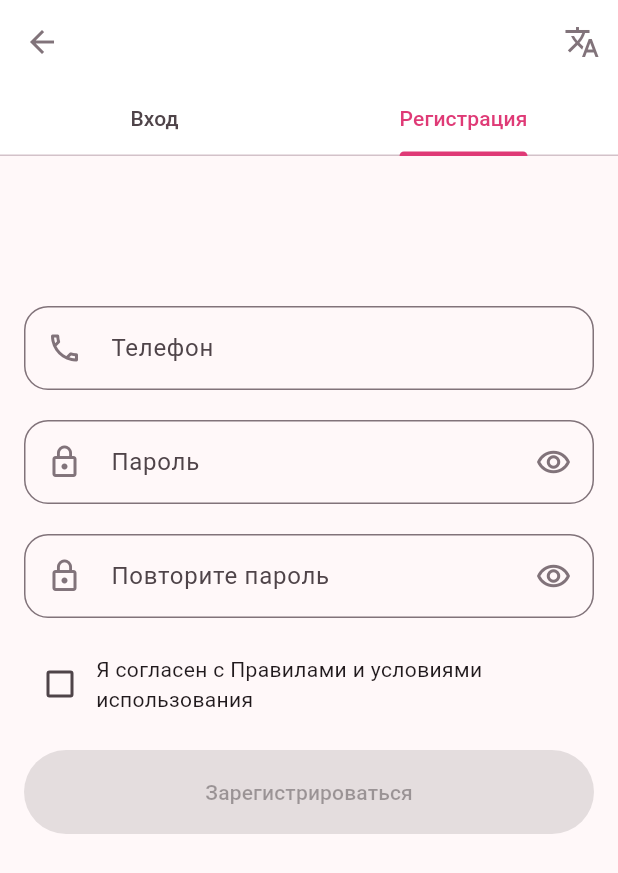
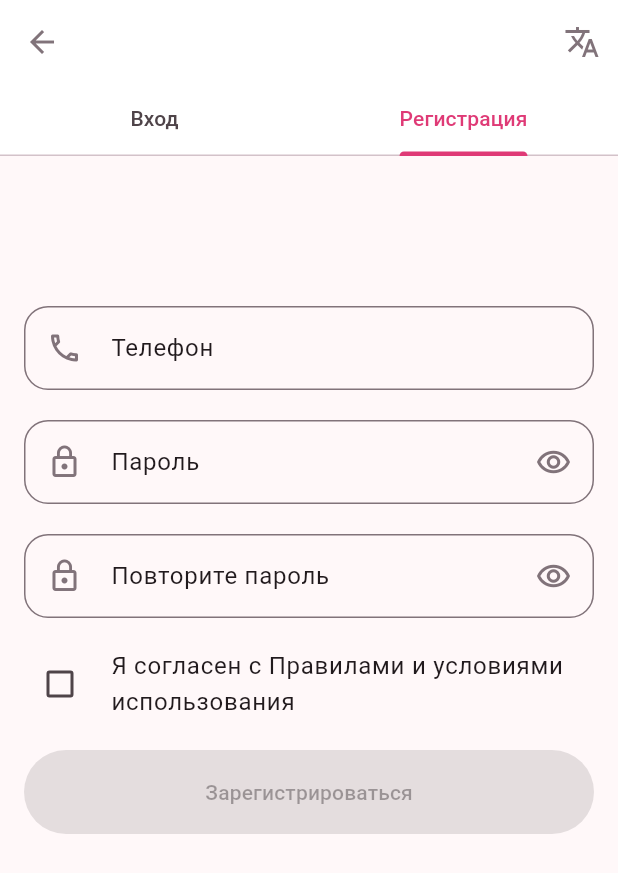
Before and after one commit to Ot4ainui4elowek/dot_marketplace, a Flutter app: the screen it shows after launch, tab 2 chosen, on a phone screen of 412 x 824 dp. Shown: the top 873 px of the screen. Run offline on Flutter 3.47's test engine with Material 3 defaults, Android fonts, the phone set to English and light mode, and no system bars; drawn by our look-alikes of reactive_forms; our stand-ins replace flutter_bloc, go_router, loading_animation_widget.

Commit message:
Добавил стили шрифтов и вёрстку bottomSheet

```diff
--- a/lib/core/domain/intl/i10n/intl_en.arb
+++ b/lib/core/domain/intl/i10n/intl_en.arb
@@ -1,6 +1,6 @@
 {
   "password": "Password",
-  "ready": "ready",
+  "ready": "Ready",
   "settings": "Settings",
   "appLanguage": "App language",
   "login": "Login",
--- a/lib/core/domain/intl/i10n/intl_ru.arb
+++ b/lib/core/domain/intl/i10n/intl_ru.arb
@@ -1,6 +1,6 @@
 {
   "password": "Пароль",
-  "ready": "готово",
+  "ready": "Готово",
   "settings": "Настройки",
   "appLanguage": "Язык приложения",
   "login": "Вход",
--- a/lib/core/presentation/UI/buttons/app_text_button.dart
+++ b/lib/core/presentation/UI/buttons/app_text_button.dart
@@ -14,7 +14,9 @@ class AppTextButton extends StatelessWidget {
       onPressed: onPressed,
       child: Padding(
         padding: verticalPadding10,
-        child: Text(_text),
+        child: Text(
+          _text,
+        ),
       ),
     );
   }
--- a/lib/core/presentation/UI/text_fields/password_textfield.dart
+++ b/lib/core/presentation/UI/text_fields/password_textfield.dart
@@ -31,6 +31,8 @@ class PasswordTextField extends StatelessWidget {
         formControlName: _formControlName,
         obscureText: _textIsInvisible.value,
         decoration: InputDecoration(
+          labelText: labelText,
+          labelStyle: Theme.of(context).textTheme.bodyLarge,
           prefixIcon: const Padding(
             padding: textFieldIconPadding,
             child: Icon(Icons.lock_outline),
@@ -40,7 +42,6 @@ class PasswordTextField extends StatelessWidget {
             icon: const Icon(Icons.remove_red_eye_outlined),
             onPressed: _setPasswordISVisible,
           ),
-          labelText: labelText,
         ),
         validationMessages: {
           ...?_validationMeassages,
--- a/lib/core/presentation/UI/text_fields/phone_textfield.dart
+++ b/lib/core/presentation/UI/text_fields/phone_textfield.dart
@@ -14,9 +14,11 @@ class PhoneTextfield extends StatelessWidget {
 
   @override
   Widget build(BuildContext context) {
+    final theme = Theme.of(context);
     return ReactiveTextField(
       formControlName: _formControlName,
       decoration: InputDecoration(
+        labelStyle: theme.textTheme.bodyLarge,
         labelText: S.of(context).phone,
         prefixIcon: const Padding(
           padding: EdgeInsets.all(15),
--- /dev/null
+++ b/lib/feature/login_page/domain/login_form_errors.dart
@@ -0,0 +1,7 @@
+abstract class LoginFormErrors {
+  static const requiredErrorMeassge = 'Это поле должно быть заполнено!';
+  static String getMinLengthMessage(int length) =>
+      'В строке должно быть $length символов!';
+  static const phoneNumberErrorMessage =
+      'Номер телефона должен состоять из цифр!';
+}
--- a/lib/feature/login_page/presentation/login_page.dart
+++ b/lib/feature/login_page/presentation/login_page.dart
@@ -26,7 +26,10 @@ class _LoginPageState extends State<LoginPage> {
               child: Row(
                 mainAxisAlignment: MainAxisAlignment.spaceBetween,
                 children: [
-                  Text(S.of(context).settings),
+                  Text(
+                    S.of(context).settings,
+                    style: Theme.of(context).textTheme.titleLarge,
+                  ),
                   AppTextButton(
                     text: S.of(context).ready,
                     onPressed: () => context.pop(),
@@ -59,7 +62,10 @@ class _LoginPageState extends State<LoginPage> {
                   Row(
                     mainAxisAlignment: MainAxisAlignment.spaceBetween,
                     children: [
-                      Text(S.of(context).theme),
+                      Text(
+                        S.of(context).theme,
+                        style: Theme.of(context).textTheme.bodyLarge,
+                      ),
                       ValueListenableBuilder(
                         valueListenable: lightTheme,
                         builder: (context, value, child) => Switch(
--- a/lib/feature/login_page/presentation/registration_widget.dart
+++ b/lib/feature/login_page/presentation/registration_widget.dart
@@ -85,8 +85,12 @@ class _RegistrationWidgetState extends State<RegistrationWidget> {
                     ReactiveCheckbox(
                       formControlName: FormControlNames.agreeWithRules,
                     ),
+                    const SizedBox(width: 10),
                     Flexible(
-                      child: Text(S.of(context).agreement),
+                      child: Text(
+                        S.of(context).agreement,
+                        style: Theme.of(context).textTheme.bodyLarge,
+                      ),
                     ),
                   ],
                 ),
--- a/lib/theme/colors.dart
+++ b/lib/theme/colors.dart
@@ -1,6 +1,6 @@
 import 'package:flutter/material.dart';
 
-abstract class AppColors {
+abstract class AppLightColors {
   static const brightness = Brightness.light;
   static const primary = Color(0xFFDF3A76);
   static const onPrimary = Colors.white;
--- a/lib/theme/theme.dart
+++ b/lib/theme/theme.dart
@@ -3,50 +3,128 @@ import 'package:flutter/material.dart';
 
 final theme = ThemeData(
   colorScheme: const ColorScheme(
-    brightness: AppColors.brightness,
-    primary: AppColors.primary,
-    onPrimary: AppColors.onPrimary,
-    secondary: Color(AppColors.secondary),
+    brightness: AppLightColors.brightness,
+    primary: AppLightColors.primary,
+    onPrimary: AppLightColors.onPrimary,
+    secondary: Color(AppLightColors.secondary),
     onSecondary: Colors.white,
-    error: AppColors.error,
-    onError: AppColors.onError,
-    surface: AppColors.surface,
-    onSurface: AppColors.onSurface,
-    background: AppColors.background,
-    onBackground: AppColors.onBackground,
-    tertiary: AppColors.tertiary,
-    onTertiary: AppColors.onTertiary,
-    primaryContainer: AppColors.primaryContainer,
-    onPrimaryContainer: AppColors.onPrimaryContainer,
-    secondaryContainer: AppColors.secondaryContainer,
-    onSecondaryContainer: AppColors.onSecondaryContainer,
-    tertiaryContainer: AppColors.tertiaryContainer,
-    onTertiaryContainer: AppColors.onTertiaryContainer,
-    errorContainer: AppColors.errorContainer,
-    onErrorContainer: AppColors.onErrorContainer,
-    outline: AppColors.outline,
-    outlineVariant: AppColors.outlineVariant,
-    onSurfaceVariant: AppColors.onSurfaceVariant,
-    inverseSurface: AppColors.inverseSurface,
-    onInverseSurface: AppColors.onInverseSurface,
-    scrim: AppColors.scrim,
-    shadow: AppColors.shadow,
-    inversePrimary: AppColors.inversePrimary,
+    error: AppLightColors.error,
+    onError: AppLightColors.onError,
+    surface: AppLightColors.surface,
+    onSurface: AppLightColors.onSurface,
+    background: AppLightColors.background,
+    onBackground: AppLightColors.onBackground,
+    tertiary: AppLightColors.tertiary,
+    onTertiary: AppLightColors.onTertiary,
+    primaryContainer: AppLightColors.primaryContainer,
+    onPrimaryContainer: AppLightColors.onPrimaryContainer,
+    secondaryContainer: AppLightColors.secondaryContainer,
+    onSecondaryContainer: AppLightColors.onSecondaryContainer,
+    tertiaryContainer: AppLightColors.tertiaryContainer,
+    onTertiaryContainer: AppLightColors.onTertiaryContainer,
+    errorContainer: AppLightColors.errorContainer,
+    onErrorContainer: AppLightColors.onErrorContainer,
+    outline: AppLightColors.outline,
+    outlineVariant: AppLightColors.outlineVariant,
+    onSurfaceVariant: AppLightColors.onSurfaceVariant,
+    inverseSurface: AppLightColors.inverseSurface,
+    onInverseSurface: AppLightColors.onInverseSurface,
+    scrim: AppLightColors.scrim,
+    shadow: AppLightColors.shadow,
+    inversePrimary: AppLightColors.inversePrimary,
   ),
   useMaterial3: true,
   dropdownMenuTheme:
-      DropdownMenuThemeData(inputDecorationTheme: InputDecorationTheme()),
+      const DropdownMenuThemeData(inputDecorationTheme: InputDecorationTheme()),
   inputDecorationTheme: const InputDecorationTheme(
-    prefixIconColor: AppColors.outline,
-    suffixIconColor: AppColors.outline,
+    prefixIconColor: AppLightColors.outline,
+    suffixIconColor: AppLightColors.outline,
     border:
         OutlineInputBorder(borderRadius: BorderRadius.all(Radius.circular(16))),
   ),
   appBarTheme: const AppBarTheme(
     backgroundColor: Colors.white,
+    elevation: 0,
     iconTheme: IconThemeData(
-      color: AppColors.outline,
+      color: AppLightColors.outline,
     ),
   ),
-  iconTheme: const IconThemeData(color: AppColors.outline),
+  iconTheme: const IconThemeData(color: AppLightColors.outline),
+  textTheme: const TextTheme(
+    displayLarge: TextStyle(
+      fontSize: 57,
+      height: 64 / 57,
+      letterSpacing: -0.25,
+    ),
+    displayMedium: TextStyle(
+      fontSize: 45,
+      height: 52 / 45,
+      letterSpacing: 0,
+    ),
+    displaySmall: TextStyle(
+      fontSize: 36,
+      height: 44 / 36,
+      letterSpacing: 0,
+    ),
+    headlineLarge: TextStyle(
+      fontSize: 32,
+      height: 40 / 32,
+      letterSpacing: 0,
+    ),
+    headlineMedium: TextStyle(
+      fontSize: 28,
+      height: 36 / 28,
+      letterSpacing: 0,
+    ),
+    headlineSmall: TextStyle(
+      fontSize: 24,
+      height: 32 / 24,
+      letterSpacing: 0,
+    ),
+    titleLarge: TextStyle(
+      fontSize: 22,
+      height: 28 / 22,
+      letterSpacing: 0,
+    ),
+    titleMedium: TextStyle(
+      fontSize: 16,
+      height: 24 / 16,
+      letterSpacing: 0.15,
+    ),
+    titleSmall: TextStyle(
+      fontSize: 14,
+      height: 20 / 14,
+      letterSpacing: 0.1,
+    ),
+    labelLarge: TextStyle(
+      fontSize: 14,
+      height: 20 / 14,
+      letterSpacing: 0.1,
+    ),
+    labelMedium: TextStyle(
+      fontSize: 12,
+      height: 16 / 12,
+      letterSpacing: 0.5,
+    ),
+    labelSmall: TextStyle(
+      fontSize: 11,
+      height: 16 / 11,
+      letterSpacing: 0.5,
+    ),
+    bodyLarge: TextStyle(
+      fontSize: 16,
+      height: 24 / 16,
+      letterSpacing: 0.5,
+    ),
+    bodyMedium: TextStyle(
+      fontSize: 14,
+      height: 20 / 14,
+      letterSpacing: 0.25,
+    ),
+    bodySmall: TextStyle(
+      fontSize: 12,
+      height: 16 / 12,
+      letterSpacing: 0.4,
+    ),
+  ),
 );
```
Also changed, not shown: lib/core/domain/intl/generated/intl/messages_en.dart, lib/core/domain/intl/generated/intl/messages_ru.dart, lib/core/domain/intl/generated/l10n.dart.
